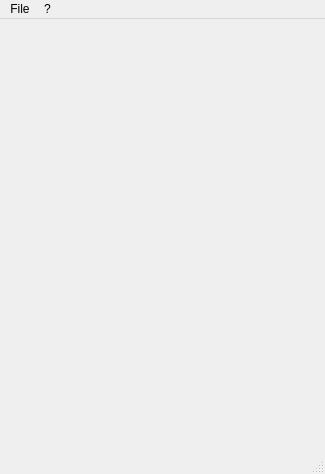
Qt form androtouchwidget.ui (teknoraver/androtouch) before a commit.
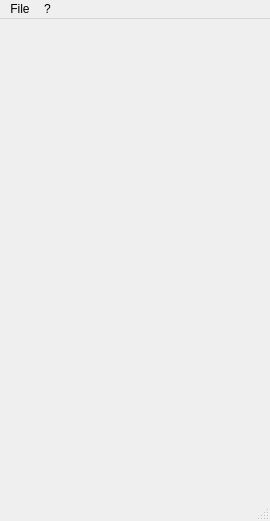
The same form after that commit. Icons and pictures are not drawn.

Commit message: png search and image scaling

Diff of the .ui file:
```diff
--- a/androtouchwidget.ui
+++ b/androtouchwidget.ui
@@ -6,8 +6,8 @@
    <rect>
     <x>0</x>
     <y>0</y>
-    <width>325</width>
-    <height>474</height>
+    <width>270</width>
+    <height>521</height>
    </rect>
   </property>
   <property name="windowTitle">
@@ -18,8 +18,8 @@
     <normaloff>:/androtouch.png</normaloff>:/androtouch.png</iconset>
   </property>
   <widget class="QWidget" name="centralwidget">
-   <layout class="QHBoxLayout" name="horizontalLayout">
-    <item>
+   <layout class="QGridLayout" name="gridLayout">
+    <item row="0" column="0">
      <widget class="QLabel" name="screen"/>
     </item>
    </layout>
@@ -29,7 +29,7 @@
     <rect>
      <x>0</x>
      <y>0</y>
-     <width>325</width>
+     <width>270</width>
      <height>21</height>
     </rect>
    </property>
```
The commit also changes 2 other files.
